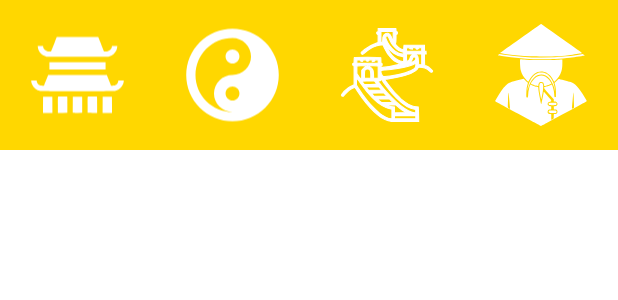
After one commit to SpanishHans/Dao, an Android app: the layout fragment_menu__inferior.xml on its own in the app's theme, with its tools: preview values and no code run, on a phone screen of 412 x 824 dp. The commit adds this screen. Shown: the top 300 px of the screen. Run offline under Robolectric (Android 15) with nearby library versions, the phone set to English and light mode, and no system bars.

Commit message:
Intentos por hacer el menu de abajo de ceros. No logro citar el fragmento en el fragment_container_view

```diff
--- /dev/null
+++ b/app/app/src/main/res/layout/fragment_menu__inferior.xml
@@ -0,0 +1,31 @@
+<?xml version="1.0" encoding="utf-8"?>
+<LinearLayout
+    xmlns:android="http://schemas.android.com/apk/res/android"
+    xmlns:tools="http://schemas.android.com/tools"
+    android:layout_width="match_parent"
+    android:layout_height="@dimen/dim_100dp"
+    android:orientation="horizontal"
+    android:background="@color/amarillo_light"
+    >
+
+    <ImageButton
+        style="@style/boton_invisible"
+        android:src="@drawable/dojo"
+        android:contentDescription="@string/descriptivo_dojo"
+        />
+    <ImageButton
+        style="@style/boton_invisible"
+        android:src="@drawable/tao"
+        android:contentDescription="@string/descriptivo_tao"
+        />
+    <ImageButton
+        style="@style/boton_invisible"
+        android:src="@drawable/muralla"
+        android:contentDescription="@string/descriptivo_muralla"
+        />
+    <ImageButton
+        style="@style/boton_invisible"
+        android:src="@drawable/yop"
+        android:contentDescription="@string/descriptivo_yop"
+        />
+</LinearLayout>
--- a/app/app/src/main/res/values/strings.xml
+++ b/app/app/src/main/res/values/strings.xml
@@ -8,4 +8,10 @@
     <string name="field_contraseña">Contraseña</string>
     <string name="text_welcome">Aquí inicia tu ruta de aprendizaje en el chino</string>
     <string name="descriptivo_logo">La palabra Dao significa XXX y viene del Taoismo Mongol</string>
+    <string name="descriptivo_dojo">La palabra Dao significa XXX y viene del Taoismo Mongol</string>
+    <string name="descriptivo_tao">La palabra Dao significa XXX y viene del Taoismo Mongol</string>
+    <string name="descriptivo_muralla">La palabra Dao significa XXX y viene del Taoismo Mongol</string>
+    <string name="descriptivo_yop">La palabra Dao significa XXX y viene del Taoismo Mongol</string>
+
+
 </resources>
--- a/app/app/src/main/res/values/themes.xml
+++ b/app/app/src/main/res/values/themes.xml
@@ -12,7 +12,6 @@
         <!-- Status bar color. -->
         <item name="android:statusBarColor">?attr/colorPrimaryVariant</item>
     </style>
-
 
     <style name="boton_primario" parent="Widget.MaterialComponents.Button">
         <item name="android:gravity">center</item>
@@ -32,6 +31,17 @@
         <item name="backgroundTint">@color/amarillo_light</item>
     </style>
 
+    <style name="boton_invisible">
+        <item name="android:gravity">center</item>
+        <item name="tint">@color/white</item>
+        <item name="backgroundTint">@android:color/transparent</item>
+        <item name="android:layout_width">match_parent</item>
+        <item name="android:layout_height">match_parent</item>
+        <item name="android:layout_weight">1</item>
+        <item name="android:scaleType">fitCenter</item>
+        <item name="android:importantForAccessibility">no</item>
+    </style>
+
     <style name="input_field">
         <item name="android:textSize">@dimen/textsize16sp</item>
         <item name="android:fontFamily">@font/helvetica_neue_light</item>
```
Also changed, not shown: app/app/src/main/java/edu/app/dao/Menu_Inferior.kt (added, +12 -0 lines), app/app/src/main/res/layout/actividad_menu_inferior_barra_superior.xml (added, +15 -0 lines), app/app/src/main/res/layout/topbar_bottom_menu.xml (deleted, +0 -18 lines), app/app/src/main/res/menu/bottom_navigation_menu.xml (deleted, +0 -31 lines).
